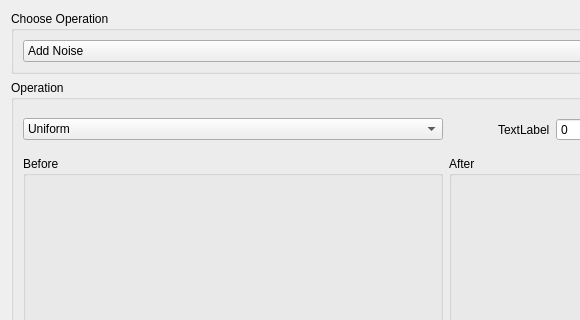
Romaisaa/CV-Toolbox, file pages/page1.ui: the form before one commit; both pictures show x 0 to 580 and y 0 to 320 of the 892 by 639 pixel window.
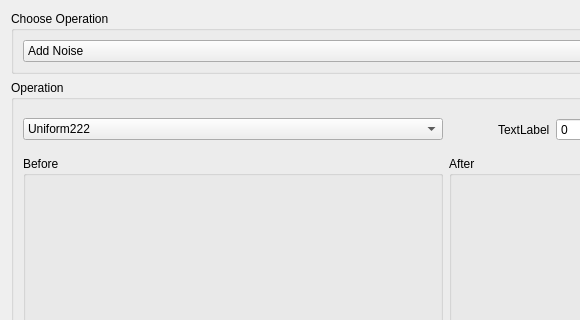
The form after the commit. Custom widgets are drawn as their Qt base class.

What changed in the file:
```diff
--- a/pages/page1.ui
+++ b/pages/page1.ui
@@ -432,7 +432,7 @@
         </property>
         <item>
          <property name="text">
-          <string>Uniform</string>
+          <string>Uniform222</string>
          </property>
         </item>
         <item>
```
